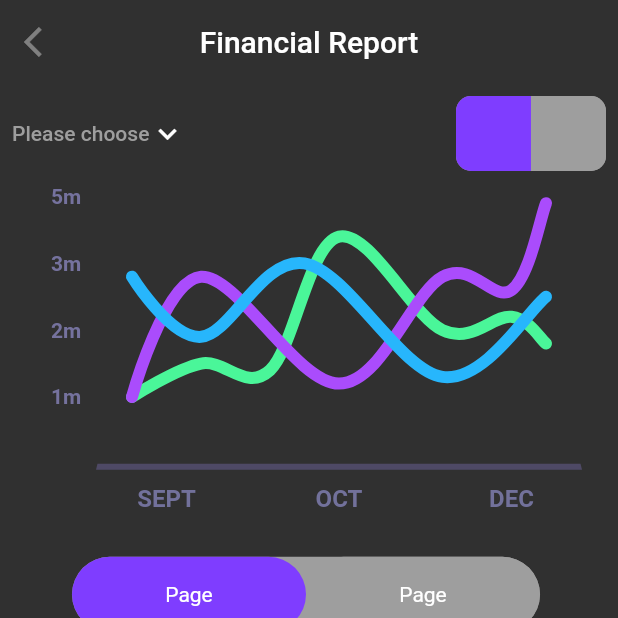
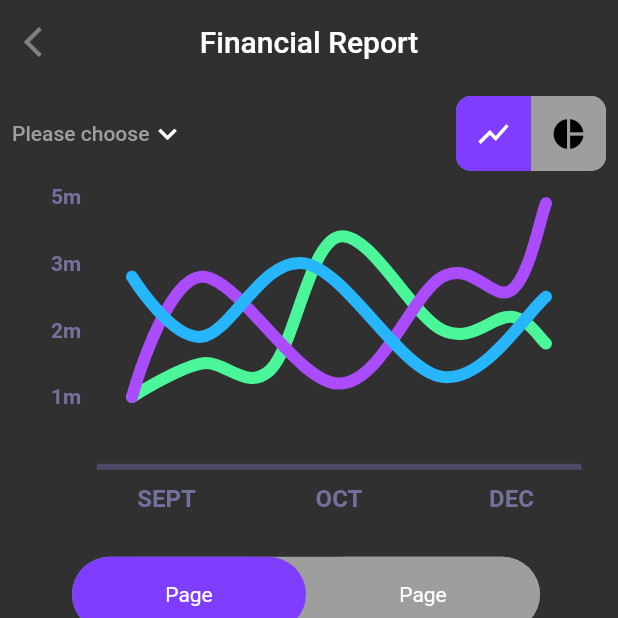
Before and after one commit to MiMi-Yup/ExpenseTracker, a Flutter app: the screen it shows after launch, on a phone screen of 412 x 824 dp, the top half of it. Run offline on Flutter 3.47's test engine with Material 2 defaults, Android fonts, the phone set to English and light mode, and no system bars; drawn by our look-alikes of fl_chart; our stand-ins replace dotted_border, file_picker, image_picker, sliver_tools.

Commit message:
state detail report

```diff
--- a/lib/page/report/detail_report.dart
+++ b/lib/page/report/detail_report.dart
@@ -13,6 +13,7 @@ class DetailReport extends StatefulWidget {
 
 class _DetailReportState extends State<DetailReport> {
   int indexTypeTransaction = 0;
+  String? indexTypeCategory;
   int indexChart = 0;
 
   late Size size = MediaQuery.of(context).size;
@@ -46,7 +47,7 @@ class _DetailReportState extends State<DetailReport> {
               children: [
                 dropDown(
                     isExpanded: false,
-                    items: ["1", "2", "3"],
+                    items: ["Day", "Month", "Year"],
                     chosenValue: null,
                     onChanged: (value) => null),
                 Stack(
@@ -81,6 +82,15 @@ class _DetailReportState extends State<DetailReport> {
                                               topRight: Radius.circular(10.0),
                                               bottomRight:
                                                   Radius.circular(10.0))),
+                                  child: index == 0
+                                      ? Icon(Icons.show_chart,
+                                          color: index == indexChart
+                                              ? Colors.white
+                                              : Colors.black)
+                                      : Icon(Icons.pie_chart,
+                                          color: index == indexChart
+                                              ? Colors.white
+                                              : Colors.black),
                                 ),
                               )),
                     )
@@ -136,14 +146,19 @@ class _DetailReportState extends State<DetailReport> {
                 dropDown(
                     isExpanded: false,
                     items: ["Transaction", "Category"],
-                    chosenValue: null,
-                    onChanged: (value) => null),
+                    chosenValue: indexTypeCategory,
+                    onChanged: (value) =>
+                        setState(() => indexTypeCategory = value)),
                 IconButton(onPressed: null, icon: Icon(Icons.filter_list))
               ],
             ),
             Expanded(
               child: ListView(
-                children: List.generate(200, (index) => itemTransaction()),
+                children: List.generate(
+                    200,
+                    (index) => indexTypeCategory == "Category"
+                        ? itemCategoryPercent(width: size.width, percent: 0.1)
+                        : itemTransaction()),
               ),
             )
           ],
--- a/lib/widget/dropdown.dart
+++ b/lib/widget/dropdown.dart
@@ -15,6 +15,7 @@ DropdownButton<String> dropDown(
     focusColor: focusColor,
     value: chosenValue,
     underline: const SizedBox(),
+    borderRadius: BorderRadius.circular(10.0),
     //elevation: 5,
     style: TextStyle(color: selectedColor),
     icon: Icon(Icons.keyboard_arrow_down, color: arrowColor),
```
Also changed, not shown: lib/widget/item_transaction.dart (+55 -5 lines).
